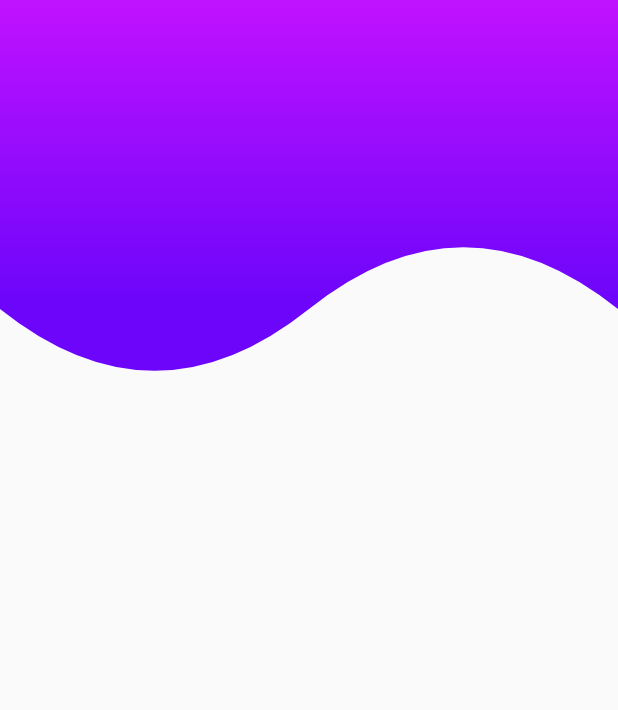
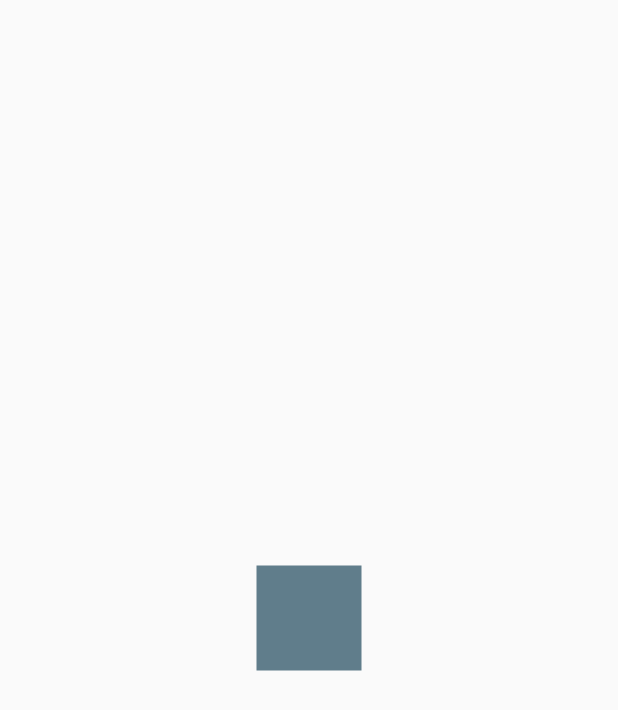
Before and after one commit to CesarArellano/Curso-Flutter-Intermedio, a Flutter app: the screen it shows after launch, on a phone screen of 412 x 824 dp. Shown: the top 710 px of the screen. Run offline on Flutter 3.47's test engine with Material 2 defaults, Android fonts, the phone set to English and light mode, and no system bars.

Commit message:
Knowing Animation and AnimationController

```diff
--- a/disenos_app/lib/main.dart
+++ b/disenos_app/lib/main.dart
@@ -1,5 +1,6 @@
 import 'package:flutter/material.dart';
-import 'package:disenos_app/src/pages/headers_page.dart';
+//import 'package:disenos_app/src/pages/headers_page.dart';
+import 'package:disenos_app/src/pages/animations_page.dart';
 
 void main() => runApp(MyApp());
 
@@ -9,7 +10,7 @@ class MyApp extends StatelessWidget {
     return MaterialApp(
       debugShowCheckedModeBanner: false,
       title: 'Material App',
-      home: HeadersPage()
+      home: AnimationsPage()
     );
   }
 }
--- /dev/null
+++ b/disenos_app/lib/src/pages/animations_page.dart
@@ -0,0 +1,54 @@
+import 'package:flutter/material.dart';
+
+class AnimationsPage extends StatelessWidget {
+  @override
+  Widget build(BuildContext context) {
+    return Scaffold(
+      body: Center(
+        child: SquareAnimated(),
+      ),
+    );
+  }
+}
+
+class _SquareHeader extends StatelessWidget {
+
+  @override
+  Widget build(BuildContext context) {
+    return Container(
+      width: 70,
+      height: 70,
+      color: Colors.blueGrey,
+    );
+  }
+}
+
+class SquareAnimated extends StatefulWidget {
+
+  @override
+  _SquareAnimatedState createState() => _SquareAnimatedState();
+}
+
+class _SquareAnimatedState extends State<SquareAnimated> with SingleTickerProviderStateMixin {
+  late AnimationController controller;
+  late Animation<double> rotation;
+
+  @override
+  void initState() {
+    controller = new AnimationController(vsync: this, duration: Duration(milliseconds: 400));
+    rotation = Tween(begin: 0.0, end: 2.0).animate(controller);
+
+    super.initState();
+  }
+
+  @override
+  void dispose() {
+    controller.dispose();
+    super.dispose();
+  }
+
+  @override
+  Widget build(BuildContext context) {
+    return _SquareHeader();
+  }
+}
```
